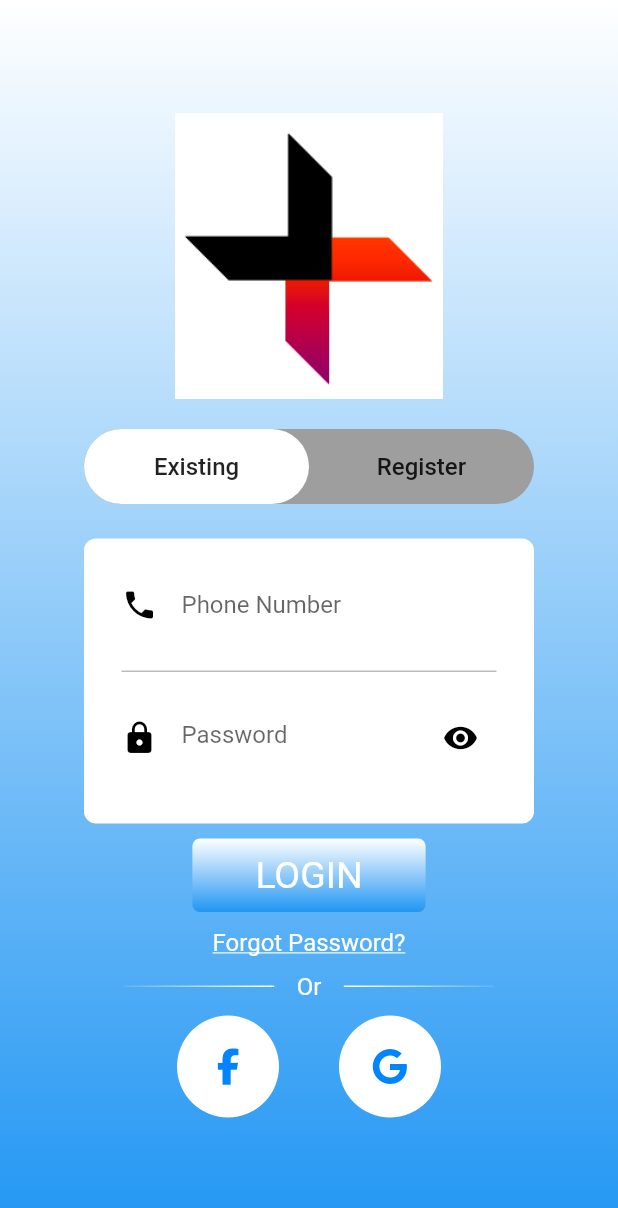
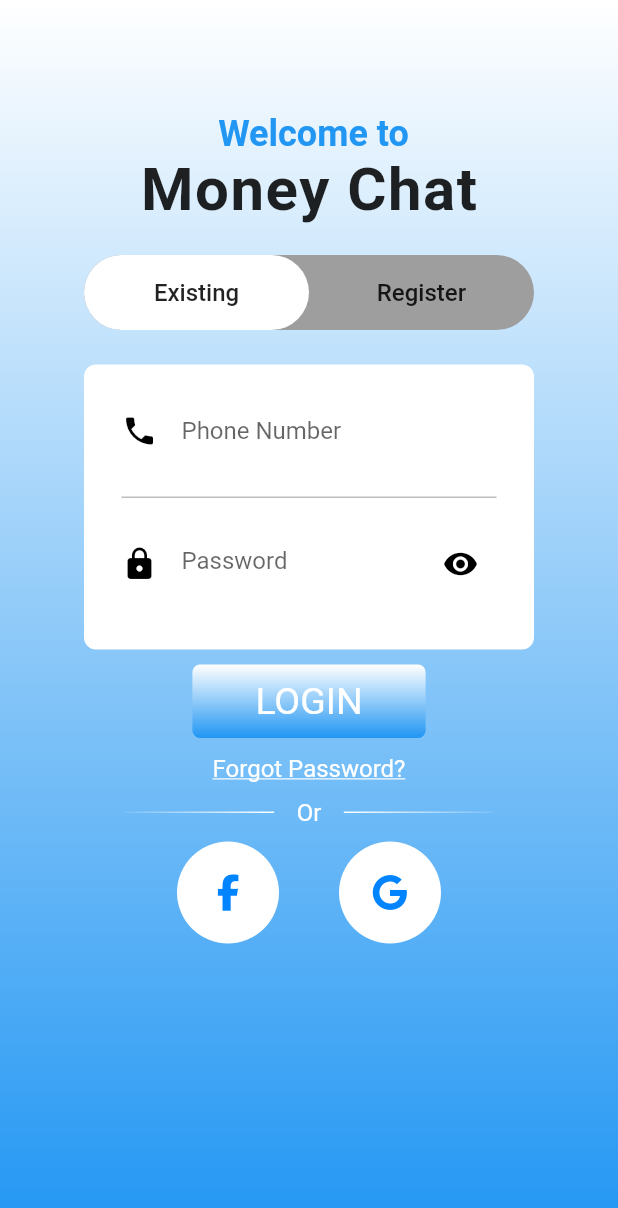
Before and after one commit to SamKomesarook/MoneyChat-Frontend, a Flutter app: the MainLoginPage screen opened directly, after a tap on "Existing", on a phone screen of 412 x 824 dp. Shown: the top 1208 px of the screen. Run offline on Flutter 3.47's test engine with Material 2 defaults, Android fonts, the phone set to English and light mode, and no system bars; our stand-ins replace font_awesome_flutter; accounts and stored records are empty.

Commit message:
Update by XiaofengZhou, MoneyChat Register_content.dart, fix the main.dart.

```diff
--- a/lib/main.dart
+++ b/lib/main.dart
@@ -1,8 +1,10 @@
 import 'package:flutter/material.dart';
 import 'package:flutter/painting.dart';
 import 'package:moneychat/model/user.dart';
-import 'package:moneychat/view/Money_Chat_Login_Page.dart';
 //import 'package:moneychat/view/paypal_login.dart';
+import 'package:moneychat/view/Login_content.dart';
+import 'style/style.dart' as theme;
+import 'view/Register_content.dart';
 
 import 'model/session.dart';
 import 'model/transaction.dart';
@@ -21,26 +23,66 @@ void main() {
 
   runApp(MaterialApp(
     title: 'Money Chat',
-    home: LoginPage(),
+    home: MainLoginPage(),
     routes: {
       "/home": (_) => new Navigation(),
     },
   ));
 }
+class MainLoginPage extends StatefulWidget {
+  MainLoginPage({Key key}) : super(key: key);
 
-class LoginPage extends StatefulWidget {
   @override
-  _LoginPageState createState() => _LoginPageState();
+  _MainLoginPageState createState() => new _MainLoginPageState();
 }
 
-class _LoginPageState extends State<LoginPage> {
+class _MainLoginPageState extends State<MainLoginPage>
+    with TickerProviderStateMixin {
+  PageController _pageController;
+  PageView _pageView;
+  int _currentPage = 0;
+
+  @override
+  void initState() {
+    super.initState();
+    _pageController = new PageController();
+    _pageView = new PageView(
+      controller: _pageController,
+      children: <Widget>[
+        new SignInPage(),
+        new SignUpPage(),
+//        add the register Page here.
+      ],
+      onPageChanged: (index) {
+        setState(() {
+          _currentPage = index;
+        });
+      },
+    );
+  }
+
   @override
   Widget build(BuildContext context) {
-    return Scaffold(
-      body: Center(
-        child: Column(
-          mainAxisAlignment: MainAxisAlignment.center,
+    return new Scaffold(
+      /*
+      * additional option of SingleChildScrollView,
+      * Just prevent OverFlow when the KeyBoard appeared.
+      * */
+      body:  new SingleChildScrollView(
+
+          child: new Container(
+              height: MediaQuery.of(context).size.height,
+              width: MediaQuery.of(context).size.width,
+
+              decoration: new BoxDecoration(
+                gradient: theme.Style.primaryGradient,
+              ),
+              child: new Column(
+                mainAxisSize: MainAxisSize.max,
                 children: <Widget>[
+                  new SizedBox(
+                    height: 75,
+                  ),
                   Text(
                     ' Welcome to',
                     style: TextStyle(
@@ -53,25 +95,85 @@ class _LoginPageState extends State<LoginPage> {
                     'Money Chat',
                     style: TextStyle(
                       fontWeight: FontWeight.bold,
-                fontSize: 48,
+                      fontSize: 40,
                       letterSpacing: 1.0,
                     ),
                   ),
-            Padding(
-              padding: const EdgeInsets.all(40.0),
-              child: RaisedButton(
-                padding: EdgeInsets.fromLTRB(20, 10, 20, 10),
-                child: Text("LOG IN"),
-                color: Colors.blueGrey[50],
+//                  new Image(
+//                      width: 250,
+//                      height: 191,
+//                      image: new AssetImage("assets/images/logo.png")),
+                  new SizedBox(
+                    height: 20,
+                  ),
+
+                  //indicator
+                  new Container(
+                    width: 300,
+                    height: 50,
+                    decoration: BoxDecoration(
+                      borderRadius: BorderRadius.all(Radius.circular(25)),
+                      color: Colors.grey,
+                    ),
+                    child: new Row(
+                      children: <Widget>[
+                        Expanded(
+                            child: new Container(
+
+                              decoration: _currentPage == 0
+                                  ? BoxDecoration(
+                                borderRadius: BorderRadius.all(
+                                  Radius.circular(25),
+                                ),
+                                color: Colors.white,
+                              )
+                                  : null,
+                              child: new Center(
+                                child: new FlatButton(
                                   onPressed: () {
-//                  Navigator.pushReplacementNamed(context, "/home");
-                  Navigator.push(context, MaterialPageRoute(builder: (context) => MainLoginPage()));
+                                    _pageController.animateToPage(0,
+                                        duration: Duration(milliseconds: 500),
+                                        curve: Curves.decelerate);
                                   },
+                                  child: new Text(
+                                    "Existing",
+                                    style: TextStyle(fontSize: 16),
                                   ),
                                 ),
+                              ),
+                            )),
+                        Expanded(
+                            child: new Container(
+                              decoration: _currentPage == 1
+                                  ? BoxDecoration(
+                                borderRadius: BorderRadius.all(
+                                  Radius.circular(25),
+                                ),
+                                color: Colors.white,
+                              )
+                                  : null,
+                              child: new Center(
+                                child: new FlatButton(
+                                  onPressed: () {
+                                    _pageController.animateToPage(1,
+                                        duration: Duration(milliseconds: 500),
+                                        curve: Curves.decelerate);
+                                  },
+                                  child: new Text(
+                                    "Register",
+                                    style: TextStyle(fontSize: 16),
+                                  ),
+                                ),
+                              ),
+                            )),
                       ],
                     ),
                   ),
+//                      new SignInPage(),
+//                      new SignUpPage(),
+                  new Expanded(child: _pageView),
+                ],
+              ))),
     );
   }
 }
--- a/lib/view/Money_Chat_Login_Page.dart
+++ /dev/null
@@ -1,136 +0,0 @@
-import 'package:flutter/material.dart';
-import 'package:moneychat/view/Login_content.dart';
-import '../style/style.dart' as theme;
-
-class MainLoginPage extends StatefulWidget {
-  MainLoginPage({Key key}) : super(key: key);
-
-  @override
-  _MainLoginPageState createState() => new _MainLoginPageState();
-}
-
-class _MainLoginPageState extends State<MainLoginPage>
-    with TickerProviderStateMixin {
-  PageController _pageController;
-  PageView _pageView;
-  int _currentPage = 0;
-
-  @override
-  void initState() {
-    super.initState();
-    _pageController = new PageController();
-    _pageView = new PageView(
-      controller: _pageController,
-      children: <Widget>[
-         new SignInPage(),
-//        add the register Page here.
-      ],
-      onPageChanged: (index) {
-        setState(() {
-          _currentPage = index;
-        });
-      },
-    );
-  }
-
-  @override
-  Widget build(BuildContext context) {
-    return new Scaffold(
-      /*
-      * additional option of SingleChildScrollView,
-      * Just prevent OverFlow when the KeyBoard appeared.
-      * */
-        body:  new SingleChildScrollView(
-
-          child: new Container(
-              height: MediaQuery.of(context).size.height,
-              width: MediaQuery.of(context).size.width,
-
-              decoration: new BoxDecoration(
-                gradient: theme.Style.primaryGradient,
-              ),
-              child: new Column(
-                mainAxisSize: MainAxisSize.max,
-                children: <Widget>[
-                  new SizedBox(
-                    height: 75,
-                  ),
-
-                  new Image(
-                      width: 250,
-                      height: 191,
-                      image: new AssetImage("assets/images/logo.png")),
-                  new SizedBox(
-                    height: 20,
-                  ),
-
-                  //indicator
-                  new Container(
-                    width: 300,
-                    height: 50,
-                    decoration: BoxDecoration(
-                      borderRadius: BorderRadius.all(Radius.circular(25)),
-                      color: Colors.grey,
-                    ),
-                    child: new Row(
-                      children: <Widget>[
-                        Expanded(
-                            child: new Container(
-
-                             decoration: _currentPage == 0
-                              ? BoxDecoration(
-                                  borderRadius: BorderRadius.all(
-                                    Radius.circular(25),
-                                  ),
-                                  color: Colors.white,
-                                )
-                              : null,
-                                child: new Center(
-                                   child: new FlatButton(
-                                      onPressed: () {
-                                       _pageController.animateToPage(0,
-                                           duration: Duration(milliseconds: 500),
-                                           curve: Curves.decelerate);
-                                       },
-                                     child: new Text(
-                                       "Existing",
-                                       style: TextStyle(fontSize: 16),
-                              ),
-                            ),
-                          ),
-                        )),
-                        Expanded(
-                            child: new Container(
-                          decoration: _currentPage == 1
-                              ? BoxDecoration(
-                                  borderRadius: BorderRadius.all(
-                                    Radius.circular(25),
-                                  ),
-                                  color: Colors.white,
-                                )
-                              : null,
-                              child: new Center(
-                                child: new FlatButton(
-                                  onPressed: () {
-                                    _pageController.animateToPage(1,
-                                    duration: Duration(milliseconds: 500),
-                                    curve: Curves.decelerate);
-                                    },
-                                  child: new Text(
-                                    "Register",
-                                    style: TextStyle(fontSize: 16),
-                              ),
-                            ),
-                          ),
-                        )),
-                      ],
-                    ),
-                  ),
-//                      new SignInPage(),
-//                      new SignUpPage(),
-                  new Expanded(child: _pageView),
-                ],
-              ))),
-    );
-  }
-}
--- /dev/null
+++ b/lib/view/Register_content.dart
@@ -0,0 +1,152 @@
+import 'package:flutter/material.dart';
+import 'package:font_awesome_flutter/font_awesome_flutter.dart';
+import '../style/Style.dart' as theme;
+
+class SignUpPage extends StatefulWidget {
+
+  @override
+  _SignUpPageState createState() => new _SignUpPageState();
+}
+
+class _SignUpPageState extends State<SignUpPage> {
+  FocusNode passwordFocusNode = new FocusNode();
+  bool isShowPassWord = false;
+  @override
+  Widget build(BuildContext context) {
+    return new Container(
+        padding: EdgeInsets.only(top: 23),
+        child: new Stack(
+          alignment: Alignment.topCenter,
+          overflow: Overflow.visible,
+          children: <Widget>[
+            new Container(
+                decoration: new BoxDecoration(
+                  borderRadius: BorderRadius.all(Radius.circular(8)),
+                  color: Colors.white,),
+                width: 300,
+                height: 360,
+                child: buildSignUpTextForm()
+            ),
+            new Positioned(child: buildSignUpButton(), top: 370,)
+          ],
+        )
+    );
+  }
+
+  Widget buildSignUpTextForm() {
+    return new Form(child: new Column(
+      mainAxisSize: MainAxisSize.max,
+      children: <Widget>[
+        //User name
+        Expanded(
+          child: Padding(
+            padding: const EdgeInsets.only(
+                left: 25, right: 25, top: 20, bottom: 20),
+            child: new TextFormField(
+              decoration: new InputDecoration(
+                  icon: new Icon(FontAwesomeIcons.user, color: Colors.black,),
+                  hintText: "Name",
+                  border: InputBorder.none
+              ),
+              style: new TextStyle(fontSize: 16, color: Colors.black),
+            ),
+          ),
+        ),
+        new Container(
+          height: 1,
+          width: 250,
+          color: Colors.grey[400],
+        ),
+        //Phone Number
+        Expanded(
+          child: Padding(
+            padding: const EdgeInsets.only(
+                left: 25, right: 25, top: 20, bottom: 20),
+            child: new TextFormField(
+              decoration: new InputDecoration(
+                  icon: new Icon(Icons.phone, color: Colors.black,),
+                  hintText: "Phone Number",
+                  border: InputBorder.none
+              ),
+              style: new TextStyle(fontSize: 16, color: Colors.black),
+            ),
+          ),
+        ),
+        new Container(
+          height: 1,
+          width: 250,
+          color: Colors.grey[400],
+        ),
+        //Password
+        Expanded(
+          child: Padding(
+            padding: const EdgeInsets.only(
+                left: 25, right: 25, top: 20, bottom: 20),
+            child: new TextFormField(
+//              focusNode: passwordFocusNode,
+              decoration: new InputDecoration(
+                icon: new Icon(Icons.lock, color: Colors.black,),
+                hintText: "Password",
+                border: InputBorder.none,
+                suffixIcon: new IconButton(
+                    icon: new Icon(Icons.remove_red_eye, color: Colors.black,),
+                    onPressed:showPassWord),
+              ),
+              obscureText: !isShowPassWord,
+              style: new TextStyle(fontSize: 16, color: Colors.black),
+            ),
+          ),
+        ),
+        new Container(
+          height: 1,
+          width: 250,
+          color: Colors.grey[400],
+        ),
+
+        Expanded(
+          child: Padding(
+            padding: const EdgeInsets.only(
+                left: 25, right: 25, top: 20, bottom: 20),
+            child: new TextFormField(
+              decoration: new InputDecoration(
+                icon: new Icon(Icons.lock, color: Colors.black,),
+                hintText: "Confirm Password",
+                border: InputBorder.none,
+                suffixIcon: new IconButton(
+                    icon: new Icon(Icons.remove_red_eye, color: Colors.black,),
+                    onPressed: showPassWord),
+              ),
+              obscureText: !isShowPassWord,
+//              obscureText: true,
+              style: new TextStyle(fontSize: 16, color: Colors.black),
+            ),
+          ),
+        ),
+      ],
+    ));
+  }
+  Widget buildSignUpButton(){
+    return
+      new GestureDetector(
+        child: new Container(
+          padding: EdgeInsets.only(left: 42, right: 42, top: 10, bottom: 10),
+          decoration: new BoxDecoration(
+            borderRadius: BorderRadius.all(Radius.circular(5)),
+            gradient: theme.Style.primaryGradient,
+          ),
+          child: new Text(
+            "Register", style: new TextStyle(fontSize: 25, color: Colors.white),),
+        ),
+        onTap: () {
+          Navigator.pushReplacementNamed(context, "/home");
+        },
+
+      );
+  }
+  void showPassWord() {
+    setState(() {
+      isShowPassWord = !isShowPassWord;
+    });
+  }
+
+}
```
Lines whose indentation alone changed are shown as unchanged.
